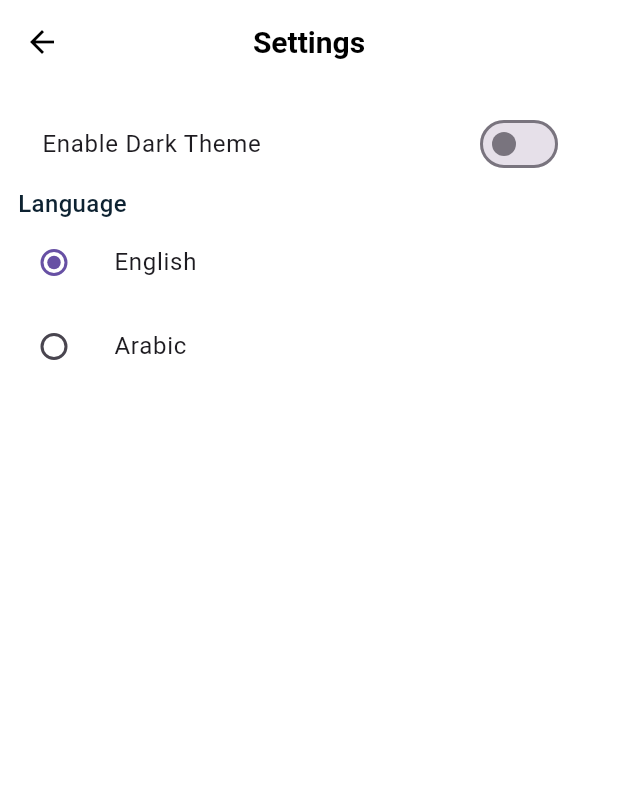
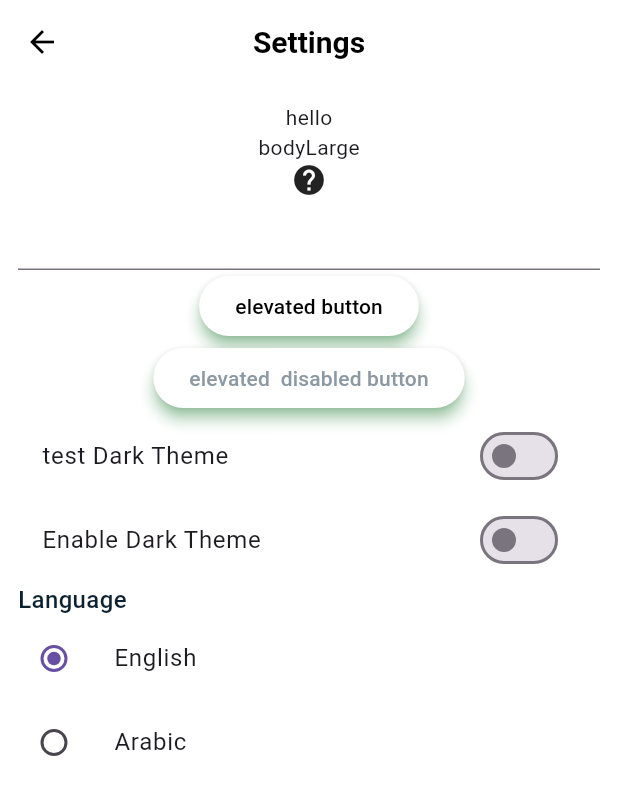
Before and after one commit to riyan-dcosta/ai_application_dct, a Flutter app: the SettingsPage screen opened by its route, on a phone screen of 412 x 824 dp. Shown: the top 795 px of the screen. Run offline on Flutter 3.47's test engine with Material 2 defaults, Android fonts, the phone set to English and light mode, and no system bars; our stand-ins replace camera, dotted_border, file_picker, flutter_riverpod, freezed_annotation, go_router and 3 more; missing offline and left inert: camerawesome, circular_progress_bar_with_lines, flutter_pdfview, google_mlkit_face_detection, pigeon; accounts and stored records are empty; generated files the repository leaves out were written again.

Commit message:
flutter widgets in settings page for testing theme.

```diff
--- a/lib/features/settings/presentation/pages/settings_page.dart
+++ b/lib/features/settings/presentation/pages/settings_page.dart
@@ -18,6 +18,26 @@ class SettingsPage extends ConsumerWidget {
         padding: const EdgeInsets.all(12),
         child: Column(
           children: [
+            /// The below widgets are for testing theming
+            const Text("hello"),
+            const Text(
+              "bodyLarge",
+              style: TextStyle(),
+            ),
+            const Icon(Icons.help),
+            const TextField(),
+            ElevatedButton(
+                onPressed: () {}, child: const Text("elevated button")),
+            const ElevatedButton(
+                onPressed: null,
+                child: Text("elevated  "
+                    "disabled button")),
+            SwitchListTile(
+                title: const Text("test Dark Theme"),
+                value: false,
+                onChanged: (value) {}),
+
+            /// Test widgets are above this comment
             Consumer(
               builder: (BuildContext context, WidgetRef ref, Widget? child) {
                 final themeProviderObj = ref.read(appThemeProvider.notifier);
```
